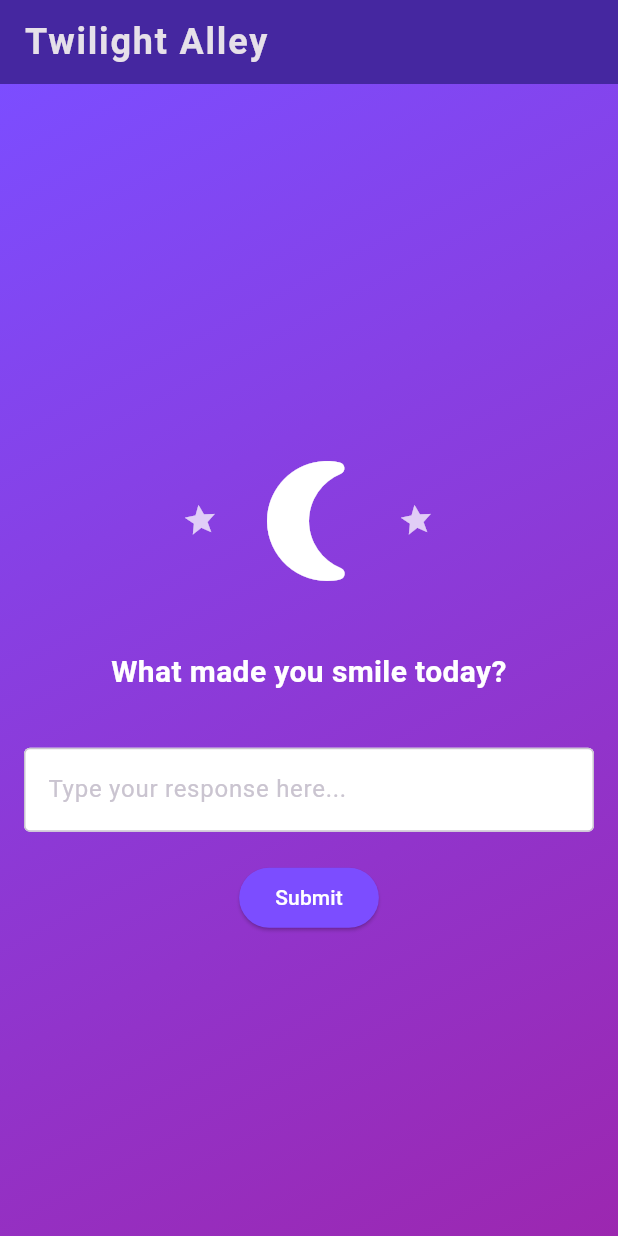
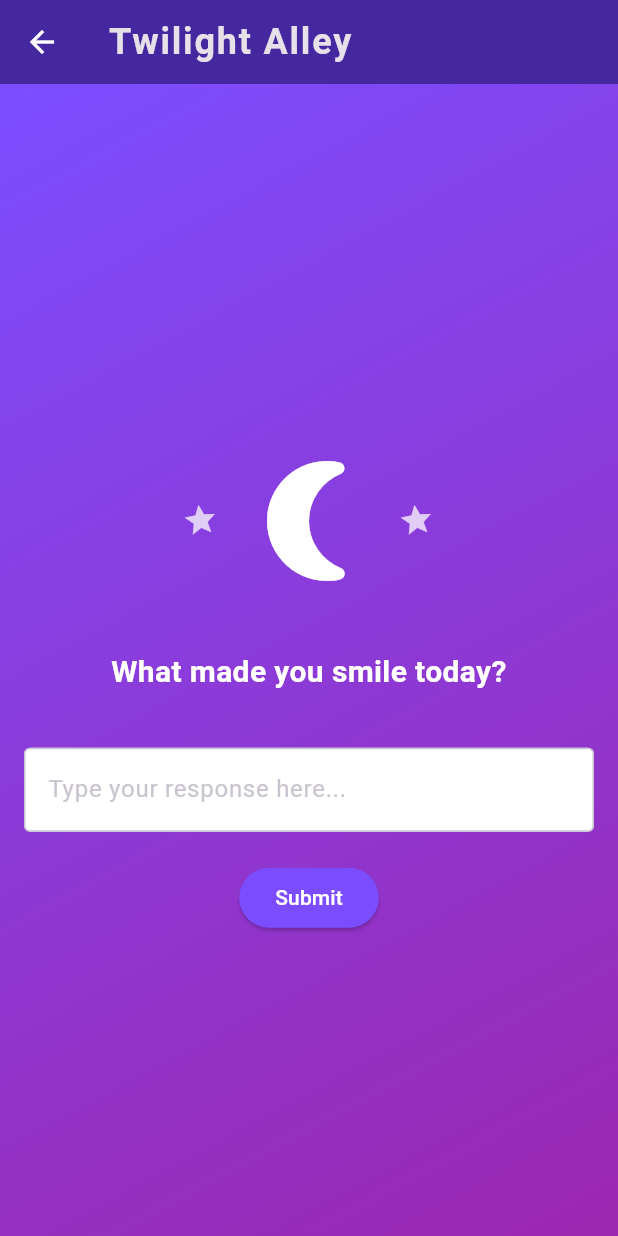
Before and after one commit to Kenneth-W-Chen/mindfulness-app, a Flutter app: the TwilightAlleyActivity screen opened directly, on a phone screen of 412 x 824 dp. Run offline on Flutter 3.47's test engine with Material 3 defaults, Android fonts, the phone set to English and light mode, and no system bars; our stand-ins replace audioplayers, sqflite; accounts and stored records are empty.

Commit message:
Meditation Station now marks daily activity completed. Fixed Twilight Alley bug that caused the back button to loop back to the same page instead of the hub screen

```diff
--- a/lib/screens/activities/twilight_alley_activity.dart
+++ b/lib/screens/activities/twilight_alley_activity.dart
@@ -1,3 +1,4 @@
+import 'package:calm_quest/screens/shared/activity_app_bar.dart';
 import 'package:flutter/material.dart';
 import 'dart:async';
 import 'twilight_alley_intro.dart'; // Ensure the import path is correct
@@ -15,6 +16,7 @@ class _TwilightAlleyActivityState extends State<TwilightAlleyActivity>
   late AnimationController _leftStarController;
   late AnimationController _rightStarController;
   late Animation<double> _fadeAnimation;
+  bool _activityCompleted = false;
   final List<String> _prompts = [
     "What made you smile today?",
     "What is something you're grateful for?",
@@ -77,6 +79,7 @@ class _TwilightAlleyActivityState extends State<TwilightAlleyActivity>
         _isPromptVisible = true;
       });
     } else {
+      _activityCompleted = true;
       // Logic for end of prompts (e.g., navigate to a summary page)
       showDialog(
         context: context,
@@ -88,12 +91,14 @@ class _TwilightAlleyActivityState extends State<TwilightAlleyActivity>
               TextButton(
                 onPressed: () {
                   Navigator.of(context).pop();
+                  Navigator.pop(context,true);
+                  /*Navigator.of(context).pop();
                   Navigator.pushReplacement(
                     context,
                     MaterialPageRoute(
                       builder: (context) => const TwilightAlleyIntro(),
                     ),
-                  );
+                  );*/
                 },
                 child: const Text("OK"),
               ),
@@ -107,18 +112,7 @@ class _TwilightAlleyActivityState extends State<TwilightAlleyActivity>
   @override
   Widget build(BuildContext context) {
     return Scaffold(
-      appBar: AppBar(
-        title: const Text(
-          'Twilight Alley',
-          style: TextStyle(
-            fontWeight: FontWeight.bold,
-            fontSize: 24,
-            letterSpacing: 1.2,
-          ),
-        ),
-        backgroundColor: Colors.deepPurple[800],
-        elevation: 0,
-      ),
+      appBar: activityAppBar('Twilight Alley', Colors.deepPurple[800]!, context, _activityCompleted),
       body: Container(
         width: double.infinity, // Ensures the container covers full width
         height: double.infinity, // Ensures the container covers full height
--- /dev/null
+++ b/lib/screens/shared/activity_app_bar.dart
@@ -0,0 +1,20 @@
+import 'dart:ui';
+import 'package:flutter/material.dart';
+
+AppBar activityAppBar(String title, Color backgroundColor, BuildContext context, bool activityCompleted) {
+  return AppBar(
+      title: Text(
+        title,
+        style: const TextStyle(
+          fontWeight: FontWeight.bold,
+          fontSize: 24,
+          letterSpacing: 1.2,
+        ),
+      ),
+      backgroundColor: backgroundColor,
+      elevation: 0,
+      leading: BackButton(
+        color: Colors.white,
+        onPressed: () {Navigator.pop(context, activityCompleted);},
+      ));
+}
```
Also changed, not shown: lib/screens/activities/meditation_station.dart (+25 -23 lines), lib/screens/activities/twilight_alley_intro.dart (+10 -14 lines), lib/screens/shared/activity_widget.dart (+8 -7 lines), lib/screens/todays_activities.dart (+45 -19 lines), lib/storage.dart (+7 -0 lines).
